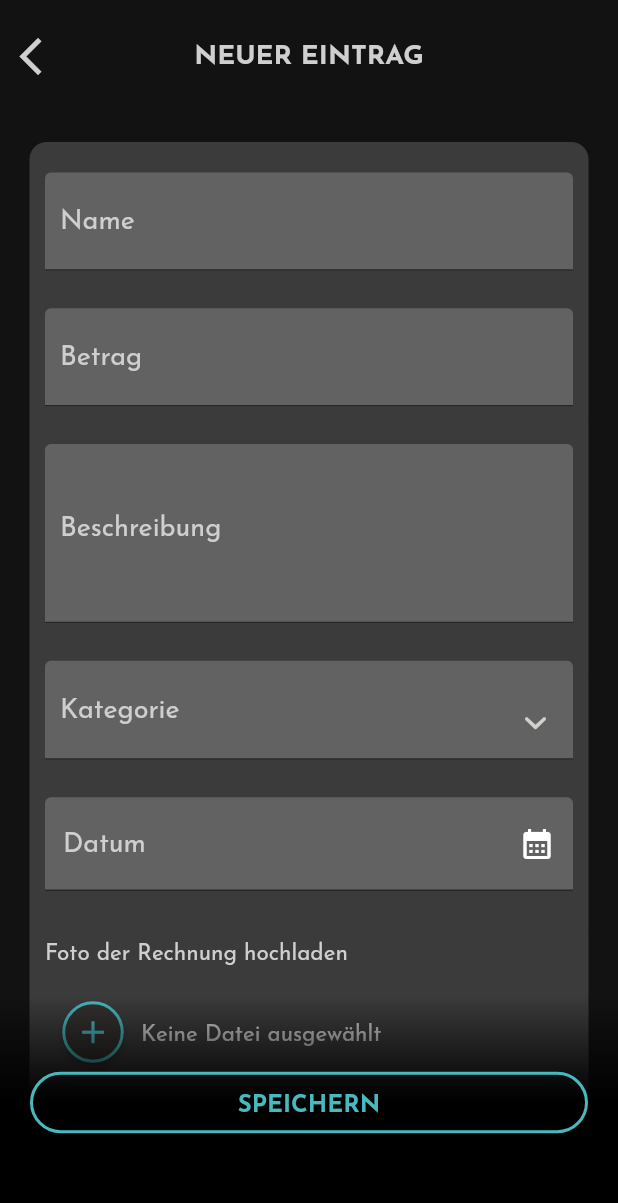
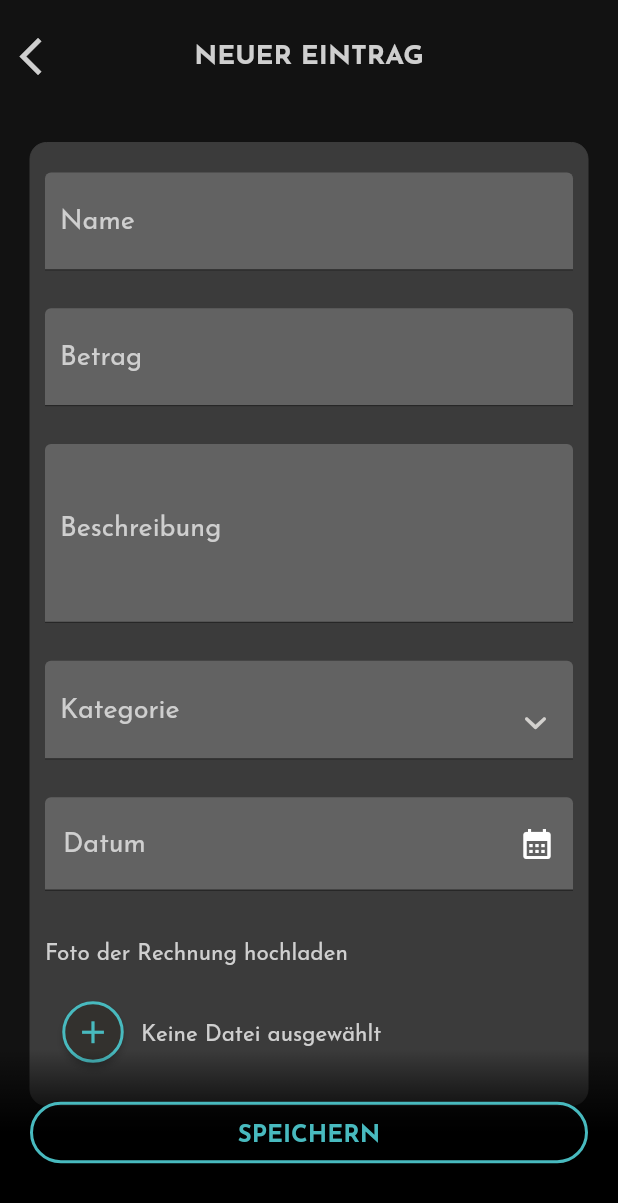
Before and after one commit to nofrari/IngoApp, a Flutter app: the ManualEntry screen opened directly, on a phone screen of 412 x 824 dp. Shown: the top 1203 px of the screen. Run offline on Flutter 3.47's test engine with Material 2 defaults, Android fonts, the phone set to English and light mode, and no system bars; our stand-ins replace camera, dio, dropdown_button2, flutter_cache_manager, google_fonts, hexcolor and 3 more; missing offline and left inert: control_style, flutter_cached_pdfview, pdf_render; accounts and stored records are empty.

Commit message:
fix button padding within transparent overlay

```diff
--- a/frontend/lib/pages/manual_entry.dart
+++ b/frontend/lib/pages/manual_entry.dart
@@ -232,10 +232,6 @@ class _ManualEntryState extends State<ManualEntry> {
                           pdfUrl: manualEntry['pdf_path'],
                           pdfHeight: manualEntry['pdf_height'],
                         ),
-                        //Maximaler Pfusch damit der Button unter dem Transparenten Overlay klickbar ist
-                        const SizedBox(
-                          height: 100,
-                        ),
                       ],
                     ),
                   ),
--- a/frontend/lib/widgets/button_transparent_container.dart
+++ b/frontend/lib/widgets/button_transparent_container.dart
@@ -21,7 +21,7 @@ class ButtonTransparentContainer extends StatelessWidget {
           colors: [Colors.transparent, Colors.black],
         ),
       ),
-      padding: const EdgeInsets.symmetric(vertical: 50),
+      padding: const EdgeInsets.symmetric(vertical: 30),
       child: child,
     );
   }
```
